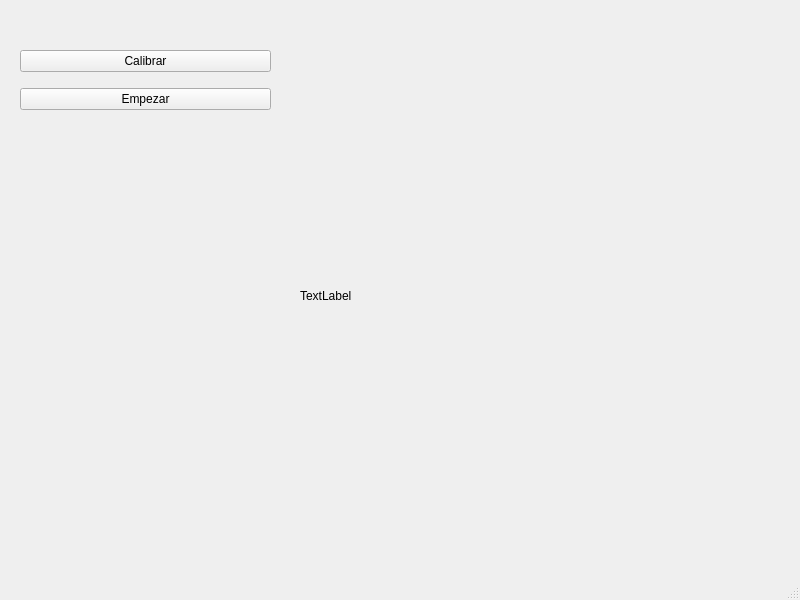
This is ui/MainUI.ui in Kolark/Proyecto1VisionArtificial as Qt 5 draws it before an edit. The edited form follows.
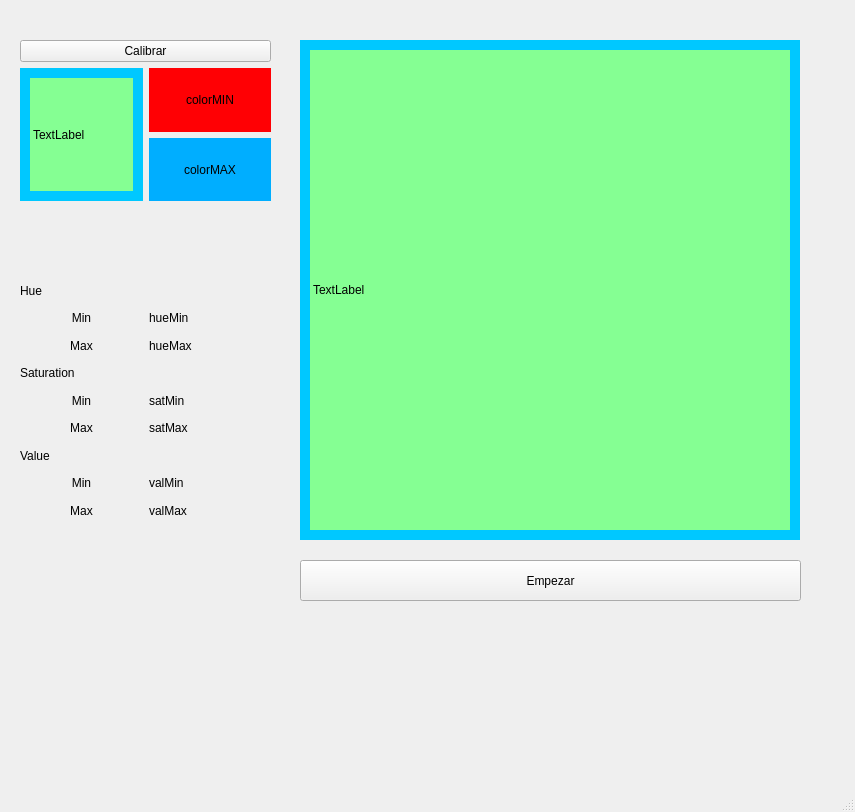
This is the edited form.

Commit message:
Cambios al main.py y al ui
Añadi el Qtimer a la clase main.py ademas que integre nuevas cosas al ui.

```diff
--- a/ui/MainUI.ui
+++ b/ui/MainUI.ui
@@ -6,8 +6,8 @@
    <rect>
     <x>0</x>
     <y>0</y>
-    <width>800</width>
-    <height>600</height>
+    <width>855</width>
+    <height>812</height>
    </rect>
   </property>
   <property name="windowTitle">
@@ -20,10 +20,13 @@
       <x>20</x>
       <y>40</y>
       <width>251</width>
-      <height>81</height>
+      <height>161</height>
      </rect>
     </property>
     <layout class="QVBoxLayout" name="verticalLayout">
+     <property name="sizeConstraint">
+      <enum>QLayout::SetNoConstraint</enum>
+     </property>
      <item>
       <widget class="QPushButton" name="btnCalibrar">
        <property name="text">
@@ -32,11 +35,50 @@
       </widget>
      </item>
      <item>
-      <widget class="QPushButton" name="btnEmpezar">
-       <property name="text">
-        <string>Empezar</string>
-       </property>
-      </widget>
+      <layout class="QHBoxLayout" name="horizontalLayout">
+       <item>
+        <widget class="QLabel" name="labelCalibration">
+         <property name="styleSheet">
+          <string notr="true">background-color: rgb(133, 255, 147);
+border: 10px solid rgb(0, 200, 255);
+</string>
+         </property>
+         <property name="text">
+          <string>TextLabel</string>
+         </property>
+        </widget>
+       </item>
+       <item>
+        <layout class="QVBoxLayout" name="verticalLayout_3">
+         <item>
+          <widget class="QLabel" name="label_9">
+           <property name="styleSheet">
+            <string notr="true">background-color: rgb(255, 0, 4);</string>
+           </property>
+           <property name="text">
+            <string>colorMIN</string>
+           </property>
+           <property name="alignment">
+            <set>Qt::AlignCenter</set>
+           </property>
+          </widget>
+         </item>
+         <item>
+          <widget class="QLabel" name="label_8">
+           <property name="styleSheet">
+            <string notr="true">background-color: rgb(0, 174, 255);</string>
+           </property>
+           <property name="text">
+            <string>colorMAX</string>
+           </property>
+           <property name="alignment">
+            <set>Qt::AlignCenter</set>
+           </property>
+          </widget>
+         </item>
+        </layout>
+       </item>
+      </layout>
      </item>
     </layout>
    </widget>
@@ -45,14 +87,209 @@
      <rect>
       <x>300</x>
       <y>40</y>
-      <width>481</width>
-      <height>511</height>
+      <width>500</width>
+      <height>500</height>
      </rect>
     </property>
+    <property name="styleSheet">
+     <string notr="true">background-color: rgb(133, 255, 147);
+border: 10px solid rgb(0, 200, 255);
+</string>
+    </property>
     <property name="text">
      <string>TextLabel</string>
     </property>
    </widget>
+   <widget class="QWidget" name="verticalLayoutWidget_2">
+    <property name="geometry">
+     <rect>
+      <x>20</x>
+      <y>280</y>
+      <width>251</width>
+      <height>241</height>
+     </rect>
+    </property>
+    <layout class="QVBoxLayout" name="verticalLayout_2">
+     <item>
+      <widget class="QLabel" name="label">
+       <property name="text">
+        <string>Hue</string>
+       </property>
+      </widget>
+     </item>
+     <item>
+      <layout class="QHBoxLayout" name="horizontalLayout_2">
+       <item>
+        <widget class="QLabel" name="label_6">
+         <property name="layoutDirection">
+          <enum>Qt::LeftToRight</enum>
+         </property>
+         <property name="text">
+          <string>Min</string>
+         </property>
+         <property name="alignment">
+          <set>Qt::AlignCenter</set>
+         </property>
+        </widget>
+       </item>
+       <item>
+        <widget class="QLabel" name="labelhuemin">
+         <property name="text">
+          <string>hueMin</string>
+         </property>
+        </widget>
+       </item>
+      </layout>
+     </item>
+     <item>
+      <layout class="QHBoxLayout" name="horizontalLayout_3">
+       <item>
+        <widget class="QLabel" name="label_7">
+         <property name="layoutDirection">
+          <enum>Qt::LeftToRight</enum>
+         </property>
+         <property name="text">
+          <string>Max</string>
+         </property>
+         <property name="alignment">
+          <set>Qt::AlignCenter</set>
+         </property>
+        </widget>
+       </item>
+       <item>
+        <widget class="QLabel" name="labelhuemax">
+         <property name="text">
+          <string>hueMax</string>
+         </property>
+        </widget>
+       </item>
+      </layout>
+     </item>
+     <item>
+      <widget class="QLabel" name="label_2">
+       <property name="text">
+        <string>Saturation</string>
+       </property>
+      </widget>
+     </item>
+     <item>
+      <layout class="QHBoxLayout" name="horizontalLayout_5">
+       <item>
+        <widget class="QLabel" name="label_10">
+         <property name="layoutDirection">
+          <enum>Qt::LeftToRight</enum>
+         </property>
+         <property name="text">
+          <string>Min</string>
+         </property>
+         <property name="alignment">
+          <set>Qt::AlignCenter</set>
+         </property>
+        </widget>
+       </item>
+       <item>
+        <widget class="QLabel" name="labelsatmin">
+         <property name="text">
+          <string>satMin</string>
+         </property>
+        </widget>
+       </item>
+      </layout>
+     </item>
+     <item>
+      <layout class="QHBoxLayout" name="horizontalLayout_6">
+       <item>
+        <widget class="QLabel" name="label_12">
+         <property name="layoutDirection">
+          <enum>Qt::LeftToRight</enum>
+         </property>
+         <property name="text">
+          <string>Max</string>
+         </property>
+         <property name="alignment">
+          <set>Qt::AlignCenter</set>
+         </property>
+        </widget>
+       </item>
+       <item>
+        <widget class="QLabel" name="labelsatmax">
+         <property name="text">
+          <string>satMax</string>
+         </property>
+        </widget>
+       </item>
+      </layout>
+     </item>
+     <item>
+      <widget class="QLabel" name="label_3">
+       <property name="text">
+        <string>Value</string>
+       </property>
+      </widget>
+     </item>
+     <item>
+      <layout class="QHBoxLayout" name="horizontalLayout_7">
+       <item>
+        <widget class="QLabel" name="label_14">
+         <property name="layoutDirection">
+          <enum>Qt::LeftToRight</enum>
+         </property>
+         <property name="text">
+          <string>Min</string>
+         </property>
+         <property name="alignment">
+          <set>Qt::AlignCenter</set>
+         </property>
+        </widget>
+       </item>
+       <item>
+        <widget class="QLabel" name="labelvalmin">
+         <property name="text">
+          <string>valMin</string>
+         </property>
+        </widget>
+       </item>
+      </layout>
+     </item>
+     <item>
+      <layout class="QHBoxLayout" name="horizontalLayout_8">
+       <item>
+        <widget class="QLabel" name="label_16">
+         <property name="layoutDirection">
+          <enum>Qt::LeftToRight</enum>
+         </property>
+         <property name="text">
+          <string>Max</string>
+         </property>
+         <property name="alignment">
+          <set>Qt::AlignCenter</set>
+         </property>
+        </widget>
+       </item>
+       <item>
+        <widget class="QLabel" name="labelvalmax">
+         <property name="text">
+          <string>valMax</string>
+         </property>
+        </widget>
+       </item>
+      </layout>
+     </item>
+    </layout>
+   </widget>
+   <widget class="QPushButton" name="btnEmpezar">
+    <property name="geometry">
+     <rect>
+      <x>300</x>
+      <y>560</y>
+      <width>501</width>
+      <height>41</height>
+     </rect>
+    </property>
+    <property name="text">
+     <string>Empezar</string>
+    </property>
+   </widget>
   </widget>
   <widget class="QMenuBar" name="menubar">
    <property name="geometry">
```
Left out of the diff: 2 changed lines with no effect on the pictures. The commit also changes 2 other files.
